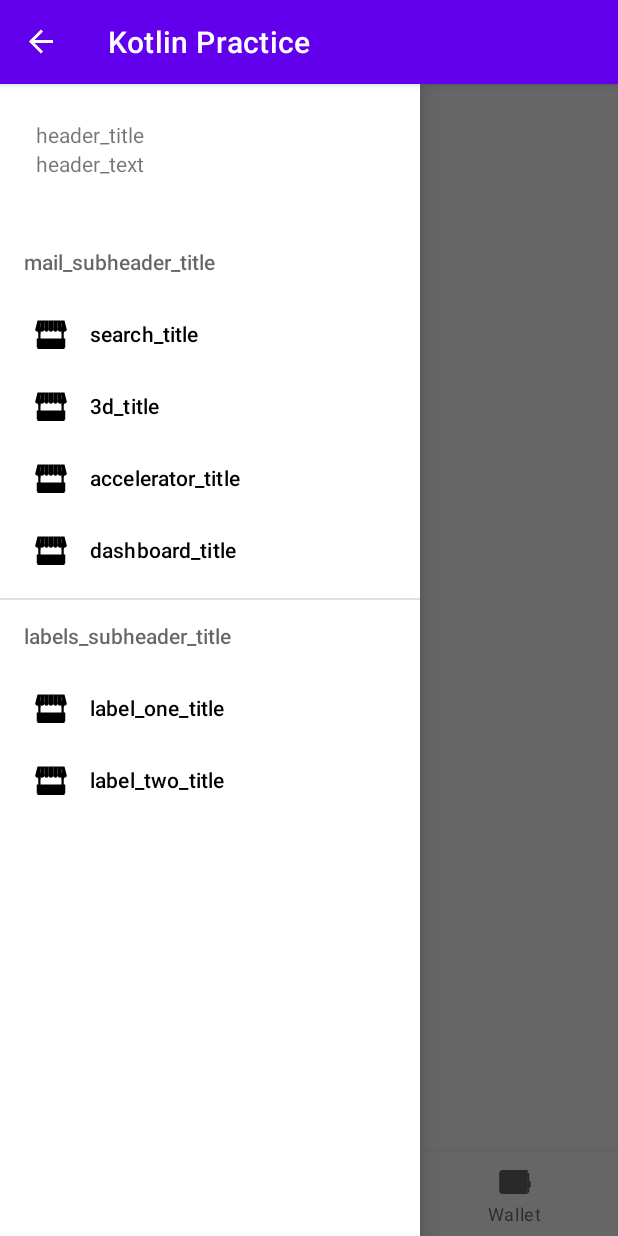
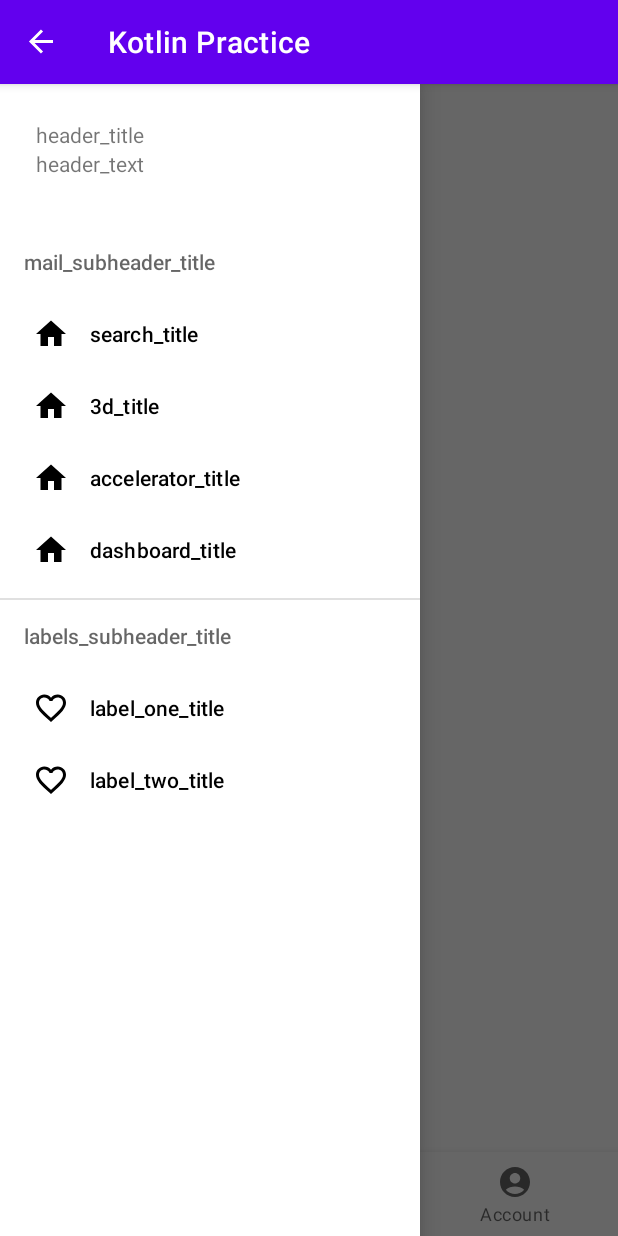
Before and after one commit to KursatAktunc/KotlinPractice, an Android app: the screen it shows after launch (MainActivity), with the side drawer open, on a phone screen of 412 x 824 dp. Run offline under Robolectric (Android 15) with nearby library versions, the phone set to English and light mode, and no system bars; our stand-ins replace Dagger/Hilt's generated code; network calls fail; 1 statement that could not run was skipped.

Commit message:
change bottom nav icon and string

```diff
--- /dev/null
+++ b/app/src/main/res/drawable/ic_account_icon.xml
@@ -0,0 +1,5 @@
+<vector android:height="24dp" android:tint="#000000"
+    android:viewportHeight="24" android:viewportWidth="24"
+    android:width="24dp" xmlns:android="http://schemas.android.com/apk/res/android">
+    <path android:fillColor="@android:color/white" android:pathData="M12,2C6.48,2 2,6.48 2,12s4.48,10 10,10s10,-4.48 10,-10S17.52,2 12,2zM12,6c1.93,0 3.5,1.57 3.5,3.5S13.93,13 12,13s-3.5,-1.57 -3.5,-3.5S10.07,6 12,6zM12,20c-2.03,0 -4.43,-0.82 -6.14,-2.88C7.55,15.8 9.68,15 12,15s4.45,0.8 6.14,2.12C16.43,19.18 14.03,20 12,20z"/>
+</vector>
--- a/app/src/main/res/drawable/ic_baseline_account_balance_wallet_24.xml
+++ /dev/null
@@ -1,5 +0,0 @@
-<vector android:height="24dp" android:tint="#000000"
-    android:viewportHeight="24" android:viewportWidth="24"
-    android:width="24dp" xmlns:android="http://schemas.android.com/apk/res/android">
-    <path android:fillColor="@android:color/white" android:pathData="M21,18v1c0,1.1 -0.9,2 -2,2L5,21c-1.11,0 -2,-0.9 -2,-2L3,5c0,-1.1 0.89,-2 2,-2h14c1.1,0 2,0.9 2,2v1h-9c-1.11,0 -2,0.9 -2,2v8c0,1.1 0.89,2 2,2h9zM12,16h10L22,8L12,8v8zM16,13.5c-0.83,0 -1.5,-0.67 -1.5,-1.5s0.67,-1.5 1.5,-1.5 1.5,0.67 1.5,1.5 -0.67,1.5 -1.5,1.5z"/>
-</vector>
--- /dev/null
+++ b/app/src/main/res/drawable/ic_favorite_icon.xml
@@ -0,0 +1,5 @@
+<vector android:height="24dp" android:tint="#000000"
+    android:viewportHeight="24" android:viewportWidth="24"
+    android:width="24dp" xmlns:android="http://schemas.android.com/apk/res/android">
+    <path android:fillColor="@android:color/white" android:pathData="M16.5,3c-1.74,0 -3.41,0.81 -4.5,2.09C10.91,3.81 9.24,3 7.5,3 4.42,3 2,5.42 2,8.5c0,3.78 3.4,6.86 8.55,11.54L12,21.35l1.45,-1.32C18.6,15.36 22,12.28 22,8.5 22,5.42 19.58,3 16.5,3zM12.1,18.55l-0.1,0.1 -0.1,-0.1C7.14,14.24 4,11.39 4,8.5 4,6.5 5.5,5 7.5,5c1.54,0 3.04,0.99 3.57,2.36h1.87C13.46,5.99 14.96,5 16.5,5c2,0 3.5,1.5 3.5,3.5 0,2.89 -3.14,5.74 -7.9,10.05z"/>
+</vector>
--- /dev/null
+++ b/app/src/main/res/drawable/ic_home_icon.xml
@@ -0,0 +1,5 @@
+<vector android:height="24dp" android:tint="#000000"
+    android:viewportHeight="24" android:viewportWidth="24"
+    android:width="24dp" xmlns:android="http://schemas.android.com/apk/res/android">
+    <path android:fillColor="@android:color/white" android:pathData="M10,20v-6h4v6h5v-8h3L12,3 2,12h3v8z"/>
+</vector>
--- a/app/src/main/res/drawable/ic_products.xml
+++ /dev/null
@@ -1,36 +0,0 @@
-<vector xmlns:android="http://schemas.android.com/apk/res/android"
-    android:width="480dp"
-    android:height="480dp"
-    android:viewportWidth="48"
-    android:viewportHeight="48">
-  <path
-      android:pathData="M38,16.5h3V44h-3V16.5z"
-      android:fillColor="#d18a2e"/>
-  <path
-      android:pathData="M7,16.5h3V44H7V16.5z"
-      android:fillColor="#d18a2e"/>
-  <path
-      android:pathData="M6,40h36v4H6V40z"
-      android:fillColor="#d18a2e"/>
-  <path
-      android:pathData="M38,14.125h3V23h-3V14.125z"
-      android:fillColor="#795548"/>
-  <path
-      android:pathData="M7,14.125h3V23H7V14.125z"
-      android:fillColor="#795548"/>
-  <path
-      android:pathData="M24,15c-1.657,0 -3,1.343 -3,3s1.343,3 3,3s3,-1.343 3,-3S25.657,15 24,15zM36,15c-1.657,0 -3,1.343 -3,3s1.343,3 3,3s3,-1.343 3,-3S37.657,15 36,15zM12,15c-1.657,0 -3,1.343 -3,3s1.343,3 3,3s3,-1.343 3,-3S13.657,15 12,15z"
-      android:fillColor="#558b2f"/>
-  <path
-      android:pathData="M21,6h6v12h-6V6zM37,6h-5l1,12h6L37,6zM11,6h5l-1,12H9L11,6z"
-      android:fillColor="#7cb342"/>
-  <path
-      android:pathData="M30,15c-1.657,0 -3,1.343 -3,3s1.343,3 3,3s3,-1.343 3,-3S31.657,15 30,15zM45,18c0,1.7 -1.3,3 -3,3s-3,-1.3 -3,-3s1.3,-3 3,-3L45,18zM18,15c-1.657,0 -3,1.343 -3,3s1.343,3 3,3s3,-1.343 3,-3S19.657,15 18,15zM3,18c0,1.7 1.3,3 3,3s3,-1.3 3,-3s-1.3,-3 -3,-3L3,18z"
-      android:fillColor="#ffa000"/>
-  <path
-      android:pathData="M32,6h-5v12h6L32,6zM42,6h-5l2,12h6L42,6zM16,6h5v12h-6L16,6zM6,6h5L9,18H3L6,6z"
-      android:fillColor="#ffc107"/>
-  <path
-      android:pathData="M5,30h38v12H5V30z"
-      android:fillColor="#ffab40"/>
-</vector>
--- a/app/src/main/res/drawable/ic_wallet.xml
+++ /dev/null
@@ -1,24 +0,0 @@
-<vector xmlns:android="http://schemas.android.com/apk/res/android"
-    android:width="480dp"
-    android:height="480dp"
-    android:viewportWidth="48"
-    android:viewportHeight="48">
-  <path
-      android:pathData="M3,12L3,12v24c0,2.209 1.791,4 4,4c0,0 32,0 33,0s1,-0.996 1,-0.996V12H3z"
-      android:fillColor="#F57C00"/>
-  <path
-      android:pathData="M40,8H7c-2.209,0 -4,1.79 -4,3.999C3,14.208 4.791,16 7,16c0,0 32,0 33,0s1,1 1,1V9C41,8.448 40.553,8 40,8z"
-      android:fillColor="#942A09"/>
-  <path
-      android:pathData="M7,12v4c7.303,0 32.147,0 33,0c1,0 1,1.002 1,1.002V38h2V16v-3v-1H7z"
-      android:fillColor="#4CAF50"/>
-  <path
-      android:pathData="M7,14v2c5.509,0 21.052,0 28.683,0c-0.296,-0.622 -0.497,-1.295 -0.601,-2H7z"
-      android:fillColor="#C8E6C9"/>
-  <path
-      android:pathData="M45,23h-9c-2.209,0 -4,1.791 -4,4s1.791,4 4,4h9V23z"
-      android:fillColor="#BF360C"/>
-  <path
-      android:pathData="M36,25A2,2 0,1 0,36 29A2,2 0,1 0,36 25Z"
-      android:fillColor="#FFECB3"/>
-</vector>
--- a/app/src/main/res/menu/bottom_navigation_menu.xml
+++ b/app/src/main/res/menu/bottom_navigation_menu.xml
@@ -2,16 +2,16 @@
     <item
         android:id="@+id/page_1"
         android:enabled="true"
-        android:icon="@drawable/ic_baseline_account_balance_wallet_24"
-        android:title="GIRIS" />
+        android:icon="@drawable/ic_home_icon"
+        android:title="@string/bottom_nav_home" />
     <item
         android:id="@+id/page_2"
         android:enabled="true"
-        android:icon="@drawable/ic_products"
-        android:title="MENU" />
+        android:icon="@drawable/ic_favorite_icon"
+        android:title="@string/bottom_nav_favorite" />
     <item
         android:id="@+id/page_3"
         android:enabled="true"
-        android:icon="@drawable/ic_wallet"
-        android:title="Wallet" />
+        android:icon="@drawable/ic_account_icon"
+        android:title="@string/bottom_nav_account" />
 </menu>
--- a/app/src/main/res/menu/navigation_drawer.xml
+++ b/app/src/main/res/menu/navigation_drawer.xml
@@ -7,22 +7,22 @@
         <menu>
             <item
                 android:id="@+id/search_item"
-                android:icon="@drawable/ic_products"
+                android:icon="@drawable/ic_home_icon"
                 android:title="search_title"
                 android:checkable="true" />
             <item
                 android:id="@+id/rotation_item"
-                android:icon="@drawable/ic_products"
+                android:icon="@drawable/ic_home_icon"
                 android:title="3d_title"
                 android:checkable="true" />
             <item
                 android:id="@+id/accelerator_item"
-                android:icon="@drawable/ic_products"
+                android:icon="@drawable/ic_home_icon"
                 android:title="accelerator_title"
                 android:checkable="true" />
             <item
                 android:id="@+id/dashboard_item"
-                android:icon="@drawable/ic_products"
+                android:icon="@drawable/ic_home_icon"
                 android:title="dashboard_title"
                 android:checkable="true" />
         </menu>
@@ -33,12 +33,12 @@
         <menu>
             <item
                 android:id="@+id/label_one"
-                android:icon="@drawable/ic_products"
+                android:icon="@drawable/ic_favorite_icon"
                 android:title="label_one_title"
                 android:checkable="true" />
             <item
                 android:id="@+id/label_two"
-                android:icon="@drawable/ic_products"
+                android:icon="@drawable/ic_favorite_icon"
                 android:title="label_two_title"
                 android:checkable="true" />
         </menu>
--- a/app/src/main/res/values/strings.xml
+++ b/app/src/main/res/values/strings.xml
@@ -2,4 +2,7 @@
     <string name="app_name">Kotlin Practice</string>
     <!-- TODO: Remove or change this placeholder text -->
     <string name="hello_blank_fragment">Hello blank fragment</string>
+    <string name="bottom_nav_home">Home</string>
+    <string name="bottom_nav_favorite">Favorite</string>
+    <string name="bottom_nav_account">Account</string>
 </resources>
```
